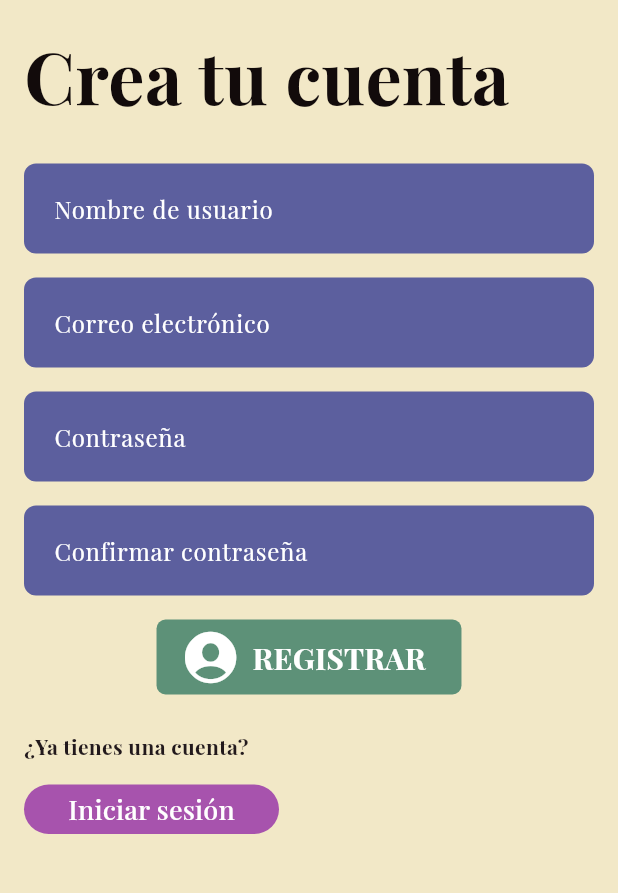
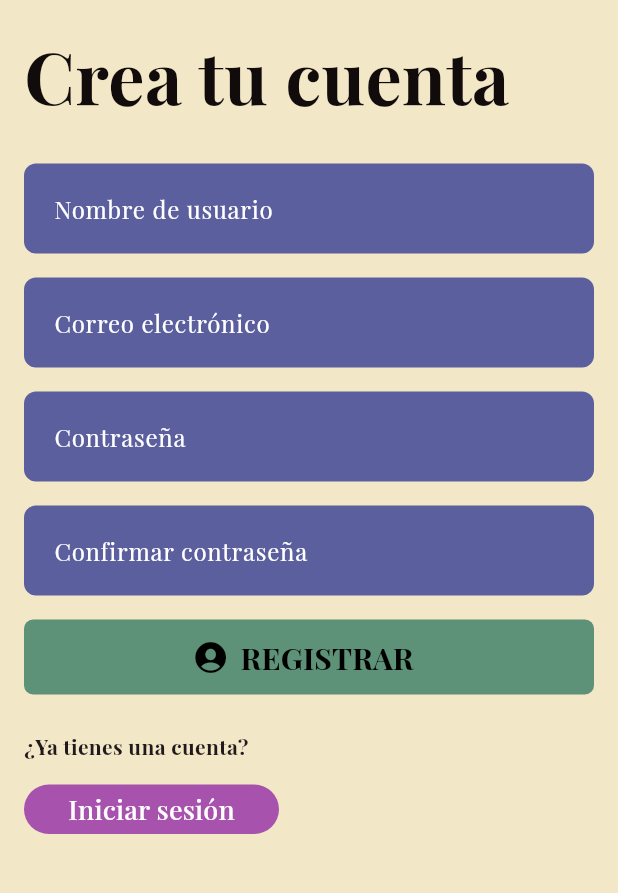
Before and after one commit to andreuete/Reservas-Tardos, a Flutter app: the screen it shows after launch, after a tap on "Crear cuenta", on a phone screen of 412 x 824 dp, the part 84-977 px from its top. Run offline on Flutter 3.47's test engine with Material 3 defaults, Android fonts, the phone set to English and light mode, and no system bars.

Commit message:
update: Botones Login y Register componetizados

```diff
--- a/lib/ui/acceso/ui/login_screen.dart
+++ b/lib/ui/acceso/ui/login_screen.dart
@@ -59,24 +59,15 @@ class Login extends StatelessWidget {
 
           const SizedBox(height: 16),
 
-          Align(
-            alignment: Alignment.center,
-            child: SizedBox(
-              height: 50.0,
-              child: BotonGrande(
+          BotonGrande(
             texto: "ENTRAR",
             icono: CupertinoIcons.square_arrow_right,
-                color: Color(0xFF5D9178),
             onPressed: () {
               Navigator.push(
                 context,
-                    MaterialPageRoute(
-                      builder: (context) => const MainNavigation(),
-                    ),
+                MaterialPageRoute(builder: (context) => const MainNavigation()),
               );
             },
-              ),
-            ),
           ),
 
           const SizedBox(height: 24),
--- a/lib/ui/acceso/ui/register_screen.dart
+++ b/lib/ui/acceso/ui/register_screen.dart
@@ -51,15 +51,10 @@ class Register extends StatelessWidget {
           CampoTexto(texto: "Confirmar contraseña", ocultarTexto: true),
 
           const SizedBox(height: 16),
-          Align(
-            alignment: Alignment.center,
-            child: SizedBox(
-              height: 50.0,
-              child: BotonGrande(
+
+          BotonGrande(
             texto: "REGISTRAR",
             icono: CupertinoIcons.person_crop_circle_fill,
-                color: Color.fromARGB(255, 93, 145, 120),
-                tamanoIcono: 40,
             onPressed: () {
               showDialog(
                 context: context,
@@ -105,8 +100,6 @@ class Register extends StatelessWidget {
               );
             },
           ),
-            ),
-          ),
 
           const SizedBox(height: 24),
 
--- a/lib/ui/core/ui/boton_grande.dart
+++ b/lib/ui/core/ui/boton_grande.dart
@@ -4,31 +4,32 @@ class BotonGrande extends StatelessWidget {
   final String texto;
   final IconData icono;
   final VoidCallback? onPressed;
-  final Color? color;
-  final double tamanoIcono;
 
   const BotonGrande({
     super.key,
     required this.texto,
     required this.icono,
     this.onPressed,
-    this.color,
-    this.tamanoIcono = 24,
   });
 
   @override
   Widget build(BuildContext context) {
-    return FilledButton.icon(
+    return SizedBox(
+      height: 50,
+      width: double.infinity,
+      child: FilledButton.icon(
         onPressed: onPressed,
         style: FilledButton.styleFrom(
-        backgroundColor: color,
+          backgroundColor: const Color(0xFF5D9178),
+          foregroundColor: Colors.black,
           shape: RoundedRectangleBorder(borderRadius: BorderRadius.circular(6)),
         ),
-      icon: Icon(icono, size: tamanoIcono),
+        icon: Icon(icono, size: 24),
         label: Text(
           texto,
           style: const TextStyle(fontSize: 20, fontWeight: FontWeight.bold),
         ),
+      ),
     );
   }
 }
```
Lines whose indentation alone changed are shown as unchanged.
